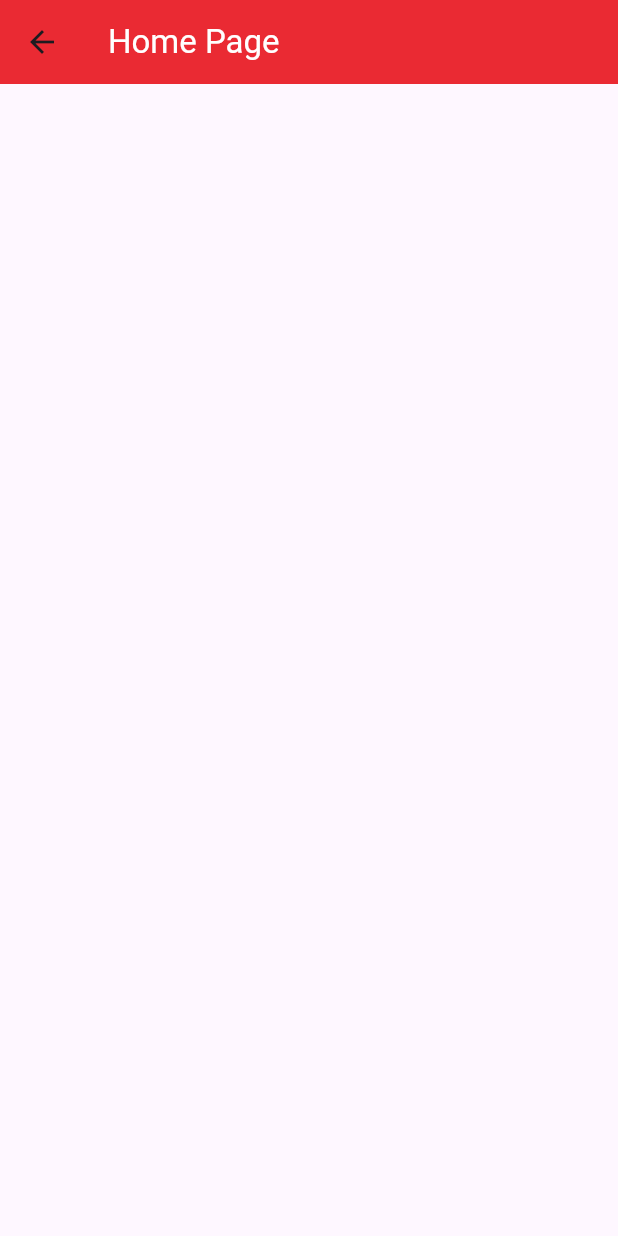
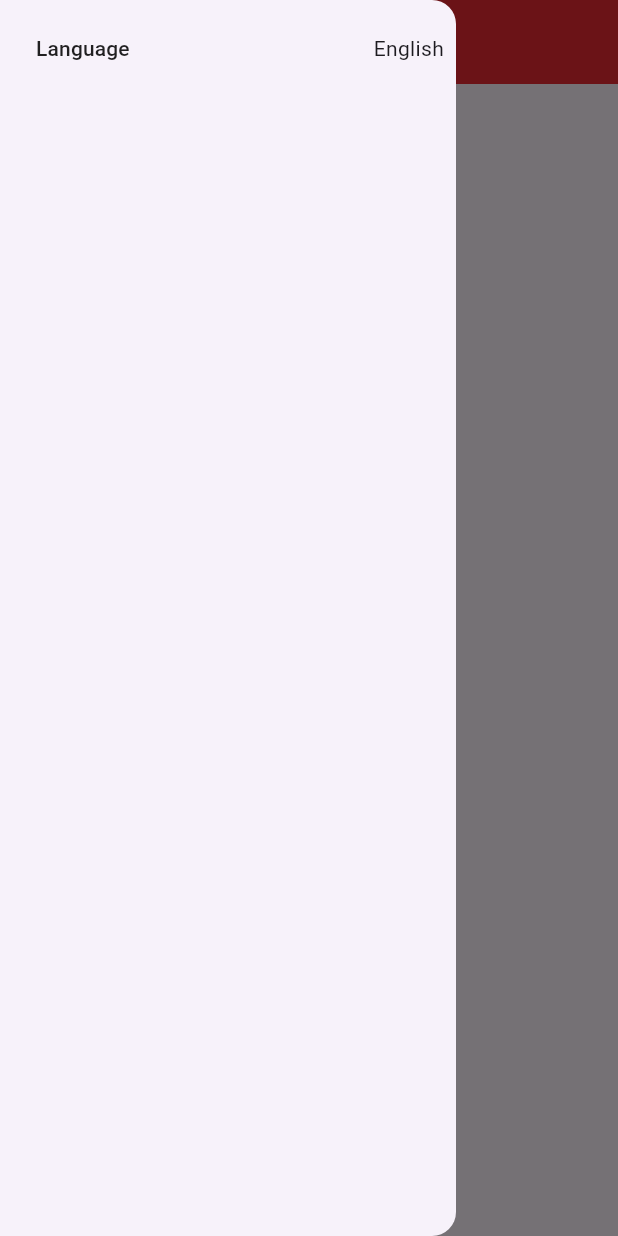
Before and after one commit to ebrahimesaaq/ToDo-master, a Flutter app: the HomePage screen opened directly, with the side drawer open (before the commit the screen has no drawer), on a phone screen of 412 x 824 dp. Run offline on Flutter 3.47's test engine with Material 3 defaults, Android fonts, the phone set to English and light mode, and no system bars; our stand-ins replace get, shared_preferences; accounts and stored records are empty.

Commit message:
make a drawer and modified in home page

```diff
--- /dev/null
+++ b/lib/core/consts/text.dart
@@ -0,0 +1,6 @@
+import 'package:flutter/material.dart';
+
+class CustomText {
+  static const TextTheme bold =
+      TextTheme(bodyLarge: TextStyle(fontWeight: FontWeight.bold));
+}
--- a/lib/view/screen/home_page.dart
+++ b/lib/view/screen/home_page.dart
@@ -1,4 +1,5 @@
 import 'package:flutter/material.dart';
+import 'package:todo_master/view/widget/drawer.dart';
 
 class HomePage extends StatelessWidget {
   const HomePage({super.key});
@@ -9,6 +10,7 @@ class HomePage extends StatelessWidget {
       appBar: AppBar(
         title: const Text('Home Page'),
       ),
+      drawer: myDrawer,
     );
   }
 }
--- /dev/null
+++ b/lib/view/widget/drawer.dart
@@ -0,0 +1,24 @@
+import 'package:flutter/material.dart';
+
+Drawer myDrawer = Drawer(
+  child: Padding(
+    padding: const EdgeInsets.all(8.0),
+    child: ListView(
+      children: [
+        Row(
+          mainAxisAlignment: MainAxisAlignment.spaceBetween,
+          children: [
+            MaterialButton(
+                onPressed: () {},
+                child: const Text(
+                  'Language',
+                )),
+            const Text(
+              'English',
+            ),
+          ],
+        ),
+      ],
+    ),
+  ),
+);
```
